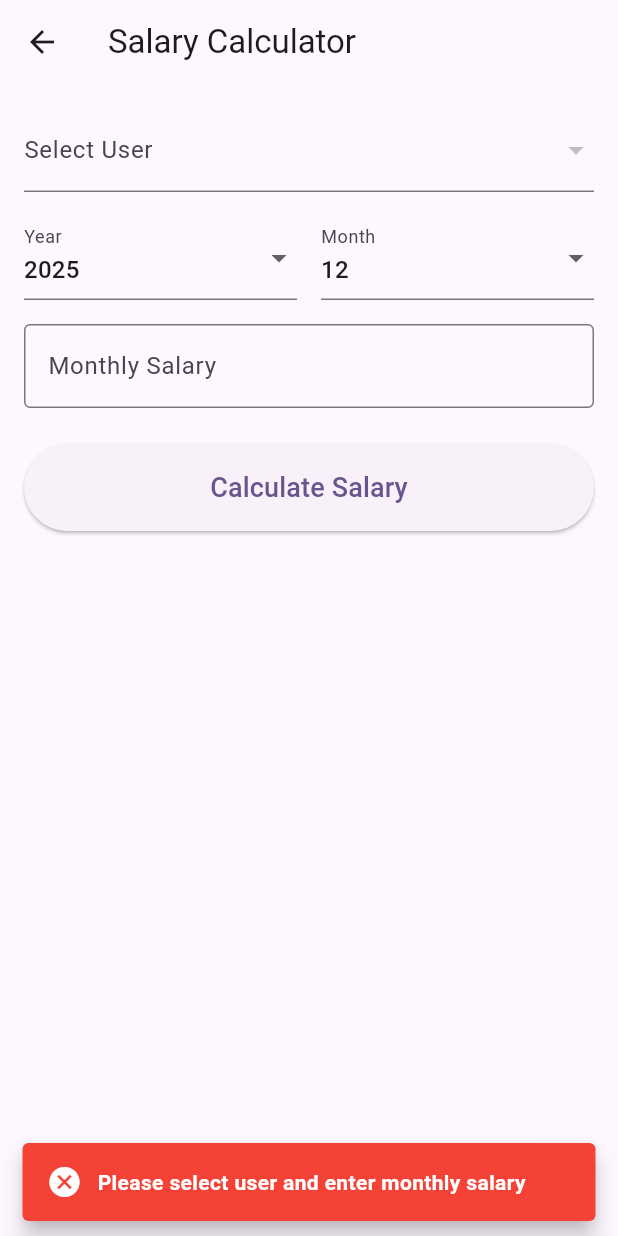
After one commit to suryaanshrai/attendance-app, a Flutter app: the SalaryCalculatorScreen screen opened by its route, after a tap on "Calculate Salary", on a phone screen of 412 x 824 dp. The commit adds this screen. Run offline on Flutter 3.47's test engine with Material 3 defaults, Android fonts, the phone set to English and light mode, and no system bars; our stand-ins replace image_picker, shared_preferences, table_calendar; accounts and stored records are empty; network calls fail.

Commit message:
feat: Implement admin panel with user management, manual punch entry, and API services.

```diff
--- a/lib/main.dart
+++ b/lib/main.dart
@@ -1,6 +1,5 @@
 import 'package:flutter/material.dart';
 import 'package:provider/provider.dart';
-import 'package:camera/camera.dart';
 import 'providers/providers.dart';
 import 'screens/home_screen.dart';
 import 'screens/punch_screen.dart';
@@ -8,7 +7,9 @@ import 'screens/settings_screen.dart';
 import 'screens/admin/admin_login_screen.dart';
 import 'screens/admin/admin_dashboard_screen.dart';
 import 'screens/admin/manage_users_screen.dart';
+import 'screens/admin/manual_entry_screen.dart';
 import 'screens/admin/view_logs_screen.dart';
+import 'screens/admin/salary_calculator_screen.dart';
 import 'models/models.dart';
 
 void main() async {
@@ -46,6 +47,8 @@ class MyApp extends StatelessWidget {
           '/admin_dashboard': (context) => const AdminDashboardScreen(),
           '/manage_users': (context) => const ManageUsersScreen(),
           '/view_logs': (context) => const ViewLogsScreen(),
+          '/salary_calculator': (context) => const SalaryCalculatorScreen(),
+          '/manual_entry': (context) => const ManualEntryScreen(),
         },
         onGenerateRoute: (settings) {
           if (settings.name == '/punch') {
--- a/lib/models/models.dart
+++ b/lib/models/models.dart
@@ -7,6 +7,14 @@ class User {
   factory User.fromJson(Map<String, dynamic> json) {
     return User(username: json['username'], image: json['image']);
   }
+  @override
+  bool operator ==(Object other) {
+    if (identical(this, other)) return true;
+    return other is User && other.username == username;
+  }
+
+  @override
+  int get hashCode => username.hashCode;
 }
 
 class Log {
@@ -30,4 +38,16 @@ class Log {
       logs: List<String>.from(json['logs']),
     );
   }
+
+  @override
+  bool operator ==(Object other) {
+    if (identical(this, other)) return true;
+    return other is Log &&
+        other.username == username &&
+        other.year == year &&
+        other.month == month;
+  }
+
+  @override
+  int get hashCode => Object.hash(username, year, month);
 }
--- a/lib/screens/admin/admin_dashboard_screen.dart
+++ b/lib/screens/admin/admin_dashboard_screen.dart
@@ -24,6 +24,16 @@ class AdminDashboardScreen extends StatelessWidget {
             icon: Icons.list_alt,
             title: 'View Logs',
             onTap: () => Navigator.pushNamed(context, '/view_logs'),
+          ),
+          _AdminCard(
+            icon: Icons.calculate,
+            title: 'Salary Calc',
+            onTap: () => Navigator.pushNamed(context, '/salary_calculator'),
+          ),
+          _AdminCard(
+            icon: Icons.edit_calendar,
+            title: 'Manual Entry',
+            onTap: () => Navigator.pushNamed(context, '/manual_entry'),
           ),
         ],
       ),
--- a/lib/screens/admin/manage_users_screen.dart
+++ b/lib/screens/admin/manage_users_screen.dart
@@ -2,7 +2,6 @@ import 'dart:io';
 import 'package:flutter/material.dart';
 import 'package:image_picker/image_picker.dart';
 import 'package:provider/provider.dart';
-import '../../models/models.dart';
 import '../../providers/providers.dart';
 import '../../services/api_service.dart';
 import '../../utils/notification_helper.dart';
--- /dev/null
+++ b/lib/screens/admin/salary_calculator_screen.dart
@@ -0,0 +1,243 @@
+import 'package:flutter/material.dart';
+import 'package:provider/provider.dart';
+import '../../models/models.dart';
+import '../../providers/providers.dart';
+import '../../services/api_service.dart';
+import '../../utils/notification_helper.dart';
+import 'view_logs_screen.dart';
+
+class SalaryCalculatorScreen extends StatefulWidget {
+  const SalaryCalculatorScreen({super.key});
+
+  @override
+  State<SalaryCalculatorScreen> createState() => _SalaryCalculatorScreenState();
+}
+
+class _SalaryCalculatorScreenState extends State<SalaryCalculatorScreen> {
+  User? _selectedUser;
+  int _year = DateTime.now().year;
+  int _month = DateTime.now().month;
+  final _salaryController = TextEditingController();
+  double? _calculatedSalary;
+  int? _absentDays;
+  bool _isLoading = false;
+
+  @override
+  void initState() {
+    super.initState();
+    WidgetsBinding.instance.addPostFrameCallback((_) {
+      Provider.of<UserProvider>(context, listen: false).fetchUsers();
+    });
+  }
+
+  @override
+  void dispose() {
+    _salaryController.dispose();
+    super.dispose();
+  }
+
+  Future<void> _calculateSalary() async {
+    if (_selectedUser == null || _salaryController.text.isEmpty) {
+      NotificationHelper.show(
+        context,
+        isSuccess: false,
+        message: 'Please select user and enter monthly salary',
+      );
+      return;
+    }
+
+    final monthlySalary = double.tryParse(_salaryController.text);
+    if (monthlySalary == null) {
+      NotificationHelper.show(
+        context,
+        isSuccess: false,
+        message: 'Invalid salary amount',
+      );
+      return;
+    }
+
+    setState(() => _isLoading = true);
+    final token = Provider.of<AdminProvider>(context, listen: false).token;
+
+    if (token != null) {
+      try {
+        final logs = await ApiService().getLogs(
+          _selectedUser!.username,
+          _year,
+          _month,
+          token,
+        );
+
+        // Calculate Absent Days
+        // Logic: Total days in month - Days with logs
+        // Note: This is a simplified logic as per requirement "Everyday is a working day"
+        final daysInMonth = DateUtils.getDaysInMonth(_year, _month);
+
+        // Count unique days with logs
+        final uniqueDaysWithLogs = logs.logs.map((logStr) {
+          final dt = DateTime.parse(logStr);
+          return DateTime(dt.year, dt.month, dt.day);
+        }).toSet();
+
+        final presentDays = uniqueDaysWithLogs.length;
+        final absent = daysInMonth - presentDays;
+
+        final dailyPay = monthlySalary / daysInMonth;
+        final deduction = absent * dailyPay;
+        final finalSalary = monthlySalary - deduction;
+
+        setState(() {
+          _absentDays = absent;
+          _calculatedSalary = finalSalary > 0 ? finalSalary : 0;
+        });
+      } catch (e) {
+        if (mounted) {
+          NotificationHelper.show(
+            context,
+            isSuccess: false,
+            message: e.toString().replaceAll('Exception: ', ''),
+          );
+        }
+      } finally {
+        if (mounted) setState(() => _isLoading = false);
+      }
+    }
+  }
+
+  void _navigateToLogs() {
+    if (_selectedUser == null) return;
+    Navigator.push(
+      context,
+      MaterialPageRoute(
+        builder: (_) => ViewLogsScreen(
+          initialUser: _selectedUser,
+          initialYear: _year,
+          initialMonth: _month,
+        ),
+      ),
+    );
+  }
+
+  @override
+  Widget build(BuildContext context) {
+    final userProvider = Provider.of<UserProvider>(context);
+
+    return Scaffold(
+      appBar: AppBar(title: const Text('Salary Calculator')),
+      body: SingleChildScrollView(
+        padding: const EdgeInsets.all(16.0),
+        child: Column(
+          crossAxisAlignment: CrossAxisAlignment.stretch,
+          children: [
+            // User Dropdown
+            DropdownButtonFormField<User>(
+              decoration: const InputDecoration(labelText: 'Select User'),
+              value: _selectedUser,
+              items: userProvider.users.map((user) {
+                return DropdownMenuItem(
+                  value: user,
+                  child: Text(user.username),
+                );
+              }).toList(),
+              onChanged: (val) => setState(() => _selectedUser = val),
+            ),
+            const SizedBox(height: 16),
+
+            // Year and Month Row
+            Row(
+              children: [
+                Expanded(
+                  child: DropdownButtonFormField<int>(
+                    decoration: const InputDecoration(labelText: 'Year'),
+                    value: _year,
+                    items: List.generate(5, (index) {
+                      final y = DateTime.now().year - index;
+                      return DropdownMenuItem(value: y, child: Text('$y'));
+                    }),
+                    onChanged: (val) => setState(() => _year = val!),
+                  ),
+                ),
+                const SizedBox(width: 16),
+                Expanded(
+                  child: DropdownButtonFormField<int>(
+                    decoration: const InputDecoration(labelText: 'Month'),
+                    value: _month,
+                    items: List.generate(12, (index) {
+                      final m = index + 1;
+                      return DropdownMenuItem(value: m, child: Text('$m'));
+                    }),
+                    onChanged: (val) => setState(() => _month = val!),
+                  ),
+                ),
+              ],
+            ),
+            const SizedBox(height: 16),
+
+            // Salary Input
+            TextField(
+              controller: _salaryController,
+              decoration: const InputDecoration(
+                labelText: 'Monthly Salary',
+                prefixText: '₹ ',
+                border: OutlineInputBorder(),
+              ),
+              keyboardType: TextInputType.number,
+            ),
+            const SizedBox(height: 24),
+
+            // Calculate Button
+            ElevatedButton(
+              onPressed: _isLoading ? null : _calculateSalary,
+              style: ElevatedButton.styleFrom(
+                padding: const EdgeInsets.symmetric(vertical: 16),
+              ),
+              child: _isLoading
+                  ? const CircularProgressIndicator()
+                  : const Text(
+                      'Calculate Salary',
+                      style: TextStyle(fontSize: 18),
+                    ),
+            ),
+            const SizedBox(height: 32),
+
+            // Results
+            if (_calculatedSalary != null) ...[
+              Card(
+                color: Colors.blue.shade50,
+                child: Padding(
+                  padding: const EdgeInsets.all(16.0),
+                  child: Column(
+                    children: [
+                      Text(
+                        'Absent Days: $_absentDays',
+                        style: const TextStyle(fontSize: 18),
+                      ),
+                      const SizedBox(height: 8),
+                      Text(
+                        'Calculated Salary: ₹${_calculatedSalary!.toStringAsFixed(2)}',
+                        style: const TextStyle(
+                          fontSize: 24,
+                          fontWeight: FontWeight.bold,
+                          color: Colors.green,
+                        ),
+                      ),
+                    ],
+                  ),
+                ),
+              ),
+              const SizedBox(height: 24),
+              OutlinedButton.icon(
+                onPressed: _navigateToLogs,
+                icon: const Icon(Icons.list_alt),
+                label: const Text('View Logs'),
+                style: OutlinedButton.styleFrom(
+                  padding: const EdgeInsets.symmetric(vertical: 16),
+                ),
+              ),
+            ],
+          ],
+        ),
+      ),
+    );
+  }
+}
```
Also changed, not shown: lib/screens/admin/manual_entry_screen.dart (added, +173 -0 lines), lib/screens/admin/view_logs_screen.dart (+23 -1 lines), lib/services/api_service.dart (+32 -0 lines).
